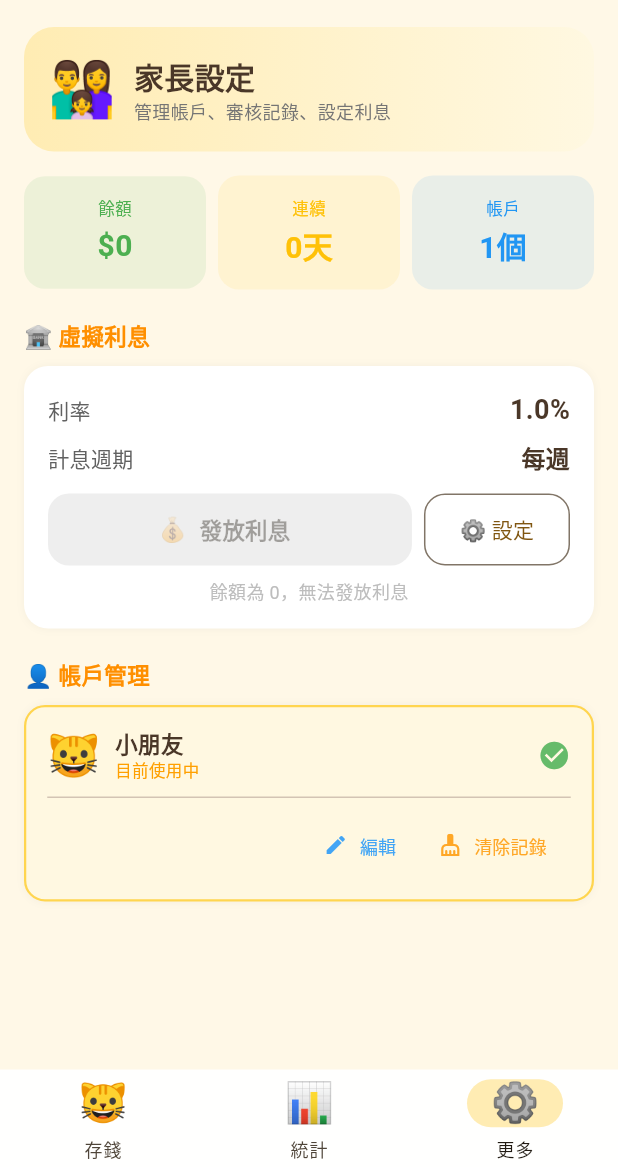
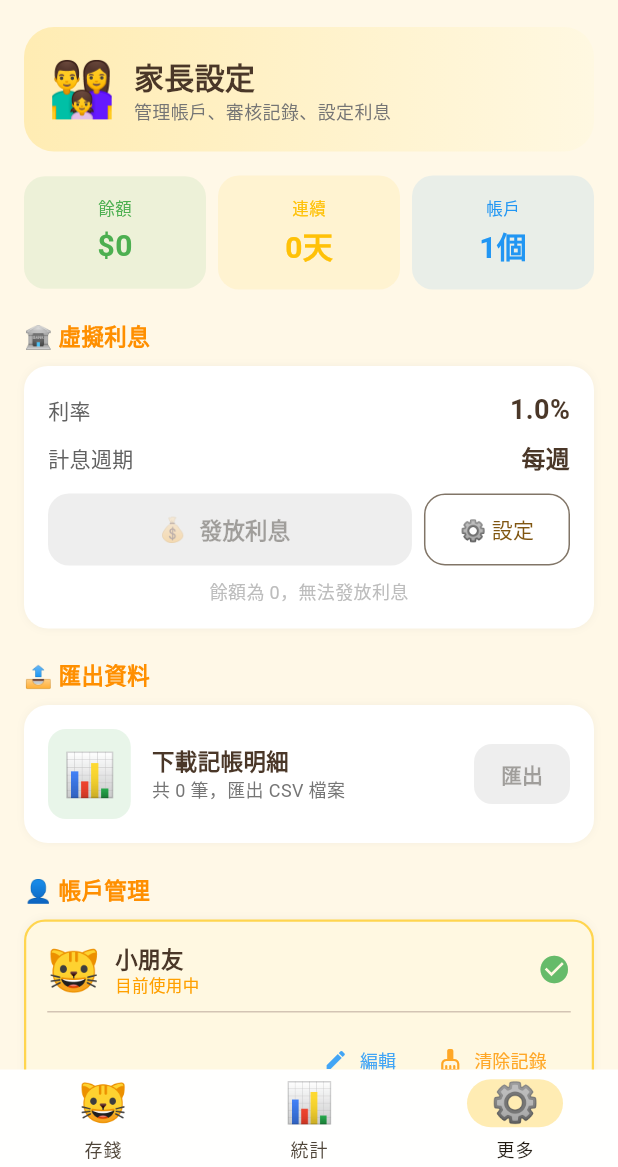
Before and after one commit to seasu/Meow-Meow-Bank, a Flutter app: the screen it shows after launch, item 3 of the bottom bar chosen, on a phone screen of 412 x 824 dp, the part 69-1236 px from its top. Run offline on Flutter 3.47's test engine with Material 3 defaults, Android fonts, the phone set to English and light mode, and no system bars; our stand-ins replace audioplayers, image_picker, share_plus, shared_preferences; missing offline and left inert: google_mlkit_text_recognition.

Commit message:
feat: add CSV export and clarify receipt OCR
- 新增「📤 匯出資料」區塊於「家長設定」頁面
- 點擊「匯出」按鈕將當前帳戶所有記帳明細匯出為 CSV，
  透過系統分享功能傳送（Email、AirDrop、存檔等）
- CSV 含 UTF-8 BOM，Excel 可正確顯示中文欄位
- 新增 path_provider ^2.1.5 和 share_plus ^10.1.4 依賴
- 發票自動辨識（Google ML Kit OCR）已完整實作，
  拍照後自動辨識金額與商家名稱，不支援平台則提示手動輸入

https://claude.ai/code/session_01GYpz7C3HexM2saxaDHVM6s

```diff
--- a/lib/screens/more_screen.dart
+++ b/lib/screens/more_screen.dart
@@ -2,6 +2,7 @@ import 'package:flutter/material.dart';
 import 'package:provider/provider.dart';
 import '../providers/app_state.dart';
 import '../models/transaction.dart';
+import '../utils/export_helper.dart';
 
 class MoreScreen extends StatelessWidget {
   const MoreScreen({super.key});
@@ -105,6 +106,12 @@ class MoreScreen extends StatelessWidget {
         _sectionTitle('🏦 虛擬利息'),
         const SizedBox(height: 8),
         _InterestCard(state: state),
+        const SizedBox(height: 20),
+
+        // Export
+        _sectionTitle('📤 匯出資料'),
+        const SizedBox(height: 8),
+        _ExportCard(state: state),
         const SizedBox(height: 20),
 
         // Account management
@@ -320,6 +327,94 @@ class MoreScreen extends StatelessWidget {
   }
 }
 
+class _ExportCard extends StatefulWidget {
+  final AppState state;
+  const _ExportCard({required this.state});
+
+  @override
+  State<_ExportCard> createState() => _ExportCardState();
+}
+
+class _ExportCardState extends State<_ExportCard> {
+  bool _exporting = false;
+
+  @override
+  Widget build(BuildContext context) {
+    final txCount = widget.state.transactions.length;
+    final accName = widget.state.accounts
+        .firstWhere((a) => a.id == widget.state.currentAccountId,
+            orElse: () => widget.state.accounts.first)
+        .name;
+
+    return Container(
+      padding: const EdgeInsets.all(16),
+      decoration: BoxDecoration(
+        color: Colors.white,
+        borderRadius: BorderRadius.circular(16),
+        boxShadow: [BoxShadow(color: Colors.black.withValues(alpha: 0.04), blurRadius: 4)],
+      ),
+      child: Row(
+        children: [
+          Container(
+            padding: const EdgeInsets.all(10),
+            decoration: BoxDecoration(
+              color: Colors.green.shade50,
+              borderRadius: BorderRadius.circular(12),
+            ),
+            child: const Text('📊', style: TextStyle(fontSize: 28)),
+          ),
+          const SizedBox(width: 14),
+          Expanded(
+            child: Column(
+              crossAxisAlignment: CrossAxisAlignment.start,
+              children: [
+                const Text('下載記帳明細', style: TextStyle(fontSize: 15, fontWeight: FontWeight.bold)),
+                Text('共 $txCount 筆，匯出 CSV 檔案',
+                    style: TextStyle(fontSize: 12, color: Colors.grey.shade600)),
+              ],
+            ),
+          ),
+          const SizedBox(width: 8),
+          SizedBox(
+            height: 40,
+            child: ElevatedButton(
+              onPressed: (txCount == 0 || _exporting)
+                  ? null
+                  : () async {
+                      setState(() => _exporting = true);
+                      try {
+                        await ExportHelper.exportCsv(
+                            widget.state.transactions, accName);
+                      } catch (_) {
+                        if (mounted) {
+                          ScaffoldMessenger.of(context).showSnackBar(
+                            const SnackBar(content: Text('匯出失敗，請再試一次')),
+                          );
+                        }
+                      } finally {
+                        if (mounted) setState(() => _exporting = false);
+                      }
+                    },
+              style: ElevatedButton.styleFrom(
+                backgroundColor: Colors.green.shade500,
+                foregroundColor: Colors.white,
+                disabledBackgroundColor: Colors.grey.shade200,
+                shape: RoundedRectangleBorder(borderRadius: BorderRadius.circular(12)),
+                padding: const EdgeInsets.symmetric(horizontal: 16),
+              ),
+              child: _exporting
+                  ? const SizedBox(
+                      width: 18, height: 18,
+                      child: CircularProgressIndicator(strokeWidth: 2, color: Colors.white))
+                  : const Text('匯出', style: TextStyle(fontWeight: FontWeight.bold)),
+            ),
+          ),
+        ],
+      ),
+    );
+  }
+}
+
 class _InterestCard extends StatefulWidget {
   final AppState state;
   const _InterestCard({required this.state});
--- /dev/null
+++ b/lib/utils/export_helper.dart
@@ -0,0 +1,44 @@
+import 'dart:io';
+
+import 'package:intl/intl.dart';
+import 'package:path_provider/path_provider.dart';
+import 'package:share_plus/share_plus.dart';
+
+import '../models/transaction.dart';
+
+class ExportHelper {
+  /// Generates a CSV file from [transactions] and opens the system share sheet.
+  static Future<void> exportCsv(
+    List<Transaction> transactions,
+    String accountName,
+  ) async {
+    final df = DateFormat('yyyy-MM-dd HH:mm');
+    final today = DateFormat('yyyyMMdd').format(DateTime.now());
+
+    final rows = <String>['日期,類型,類別,金額,備註,已審核'];
+    for (final tx in transactions) {
+      final note = tx.note.replaceAll('"', '""');
+      rows.add([
+        df.format(tx.createdAt),
+        tx.type == TransactionType.income ? '收入' : '支出',
+        tx.category.name,
+        tx.amount.toStringAsFixed(0),
+        '"$note"',
+        tx.approved ? '是' : '否',
+      ].join(','));
+    }
+
+    // UTF-8 BOM so Excel opens Chinese text correctly
+    final csv = '\uFEFF${rows.join('\n')}';
+
+    final dir = await getTemporaryDirectory();
+    final fileName = '喵喵金幣屋_${accountName}_$today.csv';
+    final file = File('${dir.path}/$fileName');
+    await file.writeAsString(csv);
+
+    await Share.shareXFiles(
+      [XFile(file.path, mimeType: 'text/csv')],
+      subject: '喵喵金幣屋 $accountName 記帳明細',
+    );
+  }
+}
--- a/pubspec.yaml
+++ b/pubspec.yaml
@@ -18,6 +18,8 @@ dependencies:
   uuid: ^4.5.1
   image_picker: ^1.1.2
   google_mlkit_text_recognition: ^0.13.1
+  path_provider: ^2.1.5
+  share_plus: ^10.1.4
 
 dev_dependencies:
   flutter_test:
```
